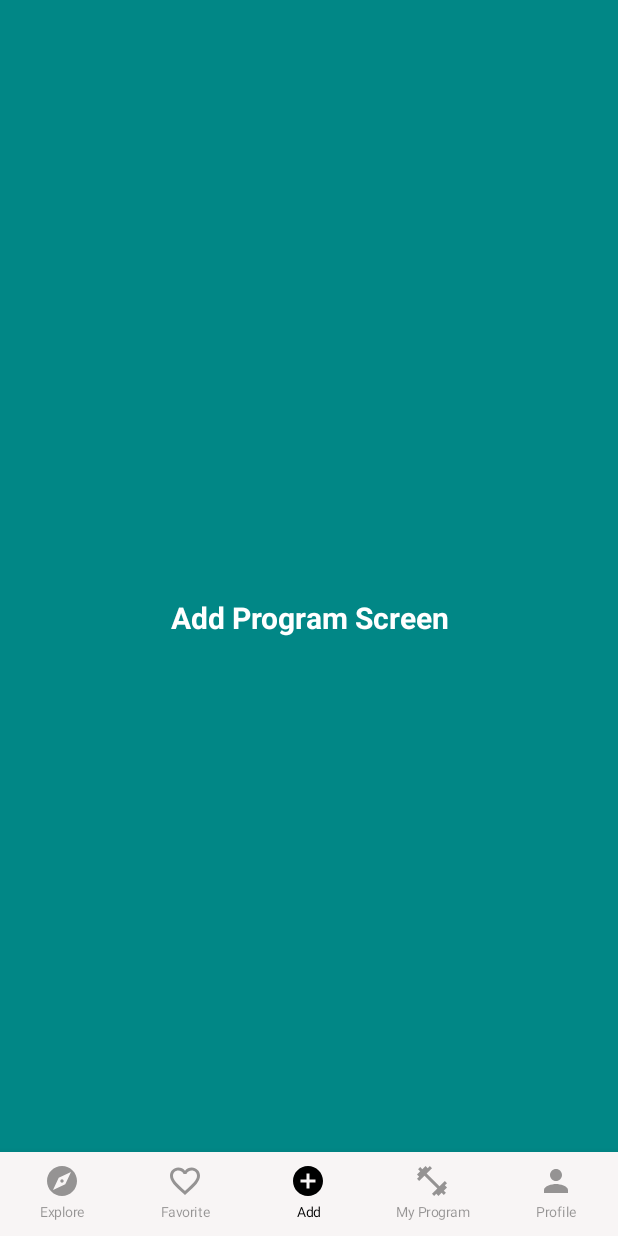
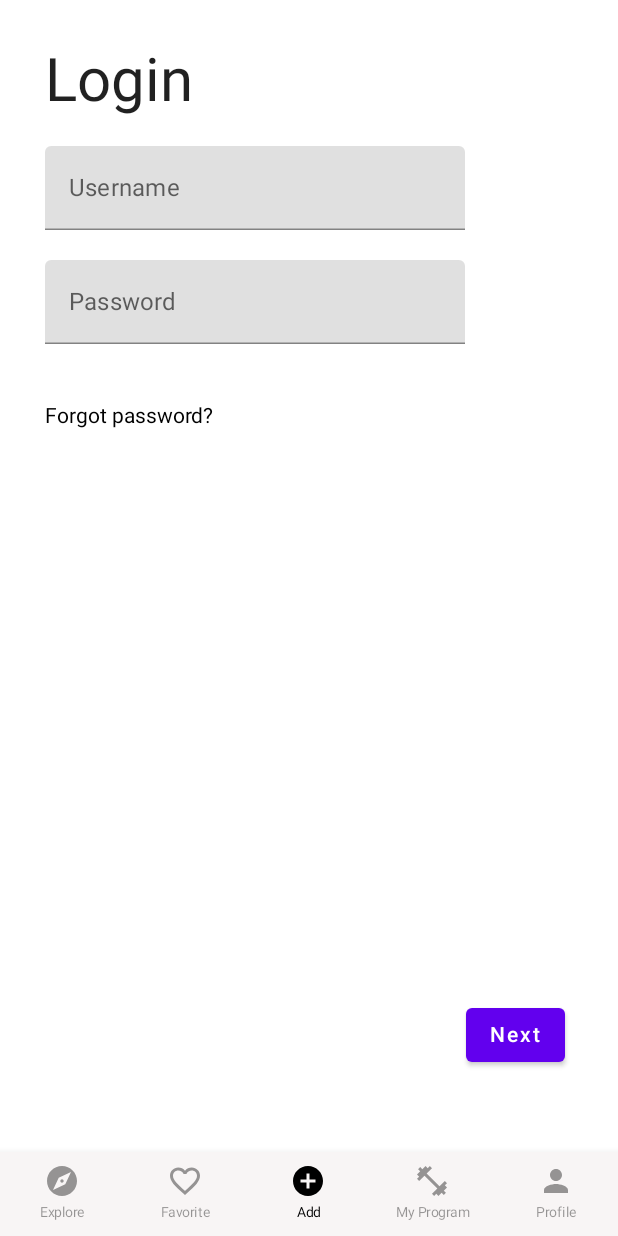
Before and after one commit to DragonHeart00/MyFitnessApp, an Android app built with Jetpack Compose: the screen it shows after launch (MainActivity), item 3 of the bottom bar chosen, on a phone screen of 412 x 824 dp. Run offline under Robolectric (Android 15) with nearby library versions, the phone set to English and light mode, and no system bars.

Commit message:
Added new layout and organized packages

```diff
--- a/app/src/main/java/com/example/myfitnessapp/MainActivity.kt
+++ b/app/src/main/java/com/example/myfitnessapp/MainActivity.kt
@@ -6,10 +6,14 @@ import androidx.activity.compose.setContent
 import androidx.compose.foundation.layout.fillMaxSize
 import androidx.compose.material.*
 import androidx.compose.runtime.Composable
+import androidx.compose.runtime.getValue
+import androidx.compose.runtime.mutableStateOf
+import androidx.compose.runtime.remember
 import androidx.compose.ui.Modifier
+import androidx.compose.ui.text.input.TextFieldValue
 import androidx.compose.ui.tooling.preview.Preview
 import androidx.navigation.compose.rememberNavController
-import com.example.myfitnessapp.navbar.*
+import com.example.myfitnessapp.screen.shared.components.navbar.*
 import com.example.myfitnessapp.ui.theme.MyFitnessAppTheme
 
 class MainActivity : ComponentActivity() {
--- a/app/src/main/java/com/example/myfitnessapp/navbar/BottomNavContentScreens.kt
+++ /dev/null
@@ -1,112 +0,0 @@
-package com.example.myfitnessapp.navbar
-import androidx.compose.foundation.background
-import androidx.compose.foundation.layout.Column
-import androidx.compose.foundation.layout.fillMaxSize
-import androidx.compose.foundation.layout.wrapContentSize
-import androidx.compose.material.Text
-import androidx.compose.runtime.Composable
-import androidx.compose.ui.Alignment
-import androidx.compose.ui.Modifier
-import androidx.compose.ui.graphics.Color
-import androidx.compose.ui.res.colorResource
-import androidx.compose.ui.text.font.FontWeight
-import androidx.compose.ui.text.style.TextAlign
-import androidx.compose.ui.unit.sp
-import com.example.myfitnessapp.R
-
-@Composable
-fun ExploreScreen() {
-    Column(
-        modifier = Modifier
-            .fillMaxSize()
-            .background(colorResource(id = R.color.white))
-            .wrapContentSize(Alignment.Center)
-    ) {
-        Text(
-            text = "Explore Screen",
-            fontWeight = FontWeight.Bold,
-            color = Color.Black,
-            modifier = Modifier.align(Alignment.CenterHorizontally),
-            textAlign = TextAlign.Center,
-            fontSize = 20.sp
-        )
-    }
-}
-
-@Composable
-fun FavoriteScreen() {
-    Column(
-        modifier = Modifier
-            .fillMaxSize()
-            .background(colorResource(id = R.color.teal_700))
-            .wrapContentSize(Alignment.Center)
-    ) {
-        Text(
-            text = "Favorite Screen",
-            fontWeight = FontWeight.Bold,
-            color = Color.White,
-            modifier = Modifier.align(Alignment.CenterHorizontally),
-            textAlign = TextAlign.Center,
-            fontSize = 20.sp
-        )
-    }
-}
-
-@Composable
-fun AddProgramScreen() {
-    Column(
-        modifier = Modifier
-            .fillMaxSize()
-            .background(colorResource(id = R.color.teal_700))
-            .wrapContentSize(Alignment.Center)
-    ) {
-        Text(
-            text = "Add Program Screen",
-            fontWeight = FontWeight.Bold,
-            color = Color.White,
-            modifier = Modifier.align(Alignment.CenterHorizontally),
-            textAlign = TextAlign.Center,
-            fontSize = 20.sp
-        )
-    }
-}
-
-
-@Composable
-fun MyProgramScreen() {
-    Column(
-        modifier = Modifier
-            .fillMaxSize()
-            .background(colorResource(id = R.color.teal_700))
-            .wrapContentSize(Alignment.Center)
-    ) {
-        Text(
-            text = "My Program Screen",
-            fontWeight = FontWeight.Bold,
-            color = Color.White,
-            modifier = Modifier.align(Alignment.CenterHorizontally),
-            textAlign = TextAlign.Center,
-            fontSize = 20.sp
-        )
-    }
-}
-
-
-@Composable
-fun ProfileScreen() {
-    Column(
-        modifier = Modifier
-            .fillMaxSize()
-            .background(colorResource(id = R.color.teal_700))
-            .wrapContentSize(Alignment.Center)
-    ) {
-        Text(
-            text = "Profile Screen",
-            fontWeight = FontWeight.Bold,
-            color = Color.White,
-            modifier = Modifier.align(Alignment.CenterHorizontally),
-            textAlign = TextAlign.Center,
-            fontSize = 20.sp
-        )
-    }
-}
--- a/app/src/main/java/com/example/myfitnessapp/navbar/NavBar.kt
+++ b/app/src/main/java/com/example/myfitnessapp/screen/shared/components/navbar/NavBarIcons.kt
@@ -1,4 +1,4 @@
-package com.example.myfitnessapp.navbar
+package com.example.myfitnessapp.screen.shared.components.navbar
 
 import com.example.myfitnessapp.R
 
--- /dev/null
+++ b/app/src/main/java/com/example/myfitnessapp/screen/shared/components/screens/exploreView/ExploreView.kt
@@ -0,0 +1,35 @@
+package com.example.myfitnessapp.screen.shared.components.screens.exploreView
+
+import androidx.compose.foundation.background
+import androidx.compose.foundation.layout.Column
+import androidx.compose.foundation.layout.fillMaxSize
+import androidx.compose.foundation.layout.wrapContentSize
+import androidx.compose.material.Text
+import androidx.compose.runtime.Composable
+import androidx.compose.ui.Alignment
+import androidx.compose.ui.Modifier
+import androidx.compose.ui.graphics.Color
+import androidx.compose.ui.res.colorResource
+import androidx.compose.ui.text.font.FontWeight
+import androidx.compose.ui.text.style.TextAlign
+import androidx.compose.ui.unit.sp
+import com.example.myfitnessapp.R
+
+@Composable
+fun ExploreScreen() {
+    Column(
+        modifier = Modifier
+            .fillMaxSize()
+            .background(colorResource(id = R.color.white))
+            .wrapContentSize(Alignment.Center)
+    ) {
+        Text(
+            text = "Explore Screen",
+            fontWeight = FontWeight.Bold,
+            color = Color.Black,
+            modifier = Modifier.align(Alignment.CenterHorizontally),
+            textAlign = TextAlign.Center,
+            fontSize = 20.sp
+        )
+    }
+}
--- /dev/null
+++ b/app/src/main/java/com/example/myfitnessapp/screen/shared/components/screens/programCreation/ProgramCreation.kt
@@ -0,0 +1,101 @@
+package com.example.myfitnessapp.screen.shared.components.screens.programCreation
+
+import androidx.compose.foundation.background
+import androidx.compose.foundation.layout.*
+import androidx.compose.foundation.shape.RoundedCornerShape
+import androidx.compose.foundation.text.ClickableText
+import androidx.compose.foundation.text.KeyboardOptions
+import androidx.compose.material.*
+import androidx.compose.runtime.*
+import androidx.compose.ui.Alignment
+import androidx.compose.ui.Modifier
+import androidx.compose.ui.res.colorResource
+import androidx.compose.ui.text.AnnotatedString
+import androidx.compose.ui.text.TextStyle
+import androidx.compose.ui.text.input.KeyboardType
+import androidx.compose.ui.text.input.PasswordVisualTransformation
+import androidx.compose.ui.text.input.TextFieldValue
+import androidx.compose.ui.text.style.TextDecoration
+import androidx.compose.ui.unit.dp
+import androidx.compose.ui.unit.sp
+import com.example.myfitnessapp.R
+
+@Composable
+fun AddProgramScreen() {
+    Column(
+        modifier = Modifier
+            .fillMaxSize()
+            .padding(10.dp)
+    ) {
+
+        ProgramNameField()
+
+    }
+}
+
+
+@Composable
+fun ProgramNameFields() {
+    var text by remember { mutableStateOf(TextFieldValue("")) }
+    OutlinedTextField(
+        value = text,
+        label = { Text(text = "Enter Program Name") },
+        onValueChange = {
+            text = it
+        }
+    )
+
+}
+
+
+@Composable
+fun ProgramNameField() {
+
+    Column(
+        modifier = Modifier.padding(20.dp),
+        verticalArrangement = Arrangement.Center,
+
+    ) {
+
+        val username = remember { mutableStateOf(TextFieldValue()) }
+        val password = remember { mutableStateOf(TextFieldValue()) }
+
+        Text(text = "Login", style = TextStyle(fontSize = 40.sp))
+
+        Spacer(modifier = Modifier.height(20.dp))
+        TextField(
+            label = { Text(text = "Username") },
+            value = username.value,
+            onValueChange = { username.value = it })
+
+        Spacer(modifier = Modifier.height(20.dp))
+        TextField(
+            label = { Text(text = "Password") },
+            value = password.value,
+            visualTransformation = PasswordVisualTransformation(),
+            keyboardOptions = KeyboardOptions(keyboardType = KeyboardType.Password),
+            onValueChange = { password.value = it })
+
+        Spacer(modifier = Modifier.height(20.dp))
+        Box(modifier = Modifier.padding(40.dp, 0.dp, 40.dp, 0.dp)) {
+
+        }
+
+        Spacer(modifier = Modifier.height(20.dp))
+        ClickableText(
+            text = AnnotatedString("Forgot password?"),
+            onClick = { },
+            style = TextStyle(
+                fontSize = 14.sp,
+            )
+        )
+    }
+    Box(Modifier.fillMaxSize().padding(0.dp,0.dp,25.dp,100.dp)) {
+        Button(
+            modifier = Modifier.align(Alignment.BottomEnd),
+            onClick = {}
+        ) {
+            Text("Next")
+        }
+    }
+}
```
Also changed, not shown: app/src/main/java/com/example/myfitnessapp/screen/shared/components/navbar/BottomNav.kt (renamed from app/src/main/java/com/example/myfitnessapp/navbar/BottomNav.kt, +7 -1 lines), app/src/main/java/com/example/myfitnessapp/screen/shared/components/screens/favoriteView/FavoriteView.kt (added, +35 -0 lines), app/src/main/java/com/example/myfitnessapp/screen/shared/components/screens/profileView/ProfileView.kt (added, +36 -0 lines), app/src/main/java/com/example/myfitnessapp/screen/shared/components/screens/programView/ProgramView.kt (added, +36 -0 lines).
